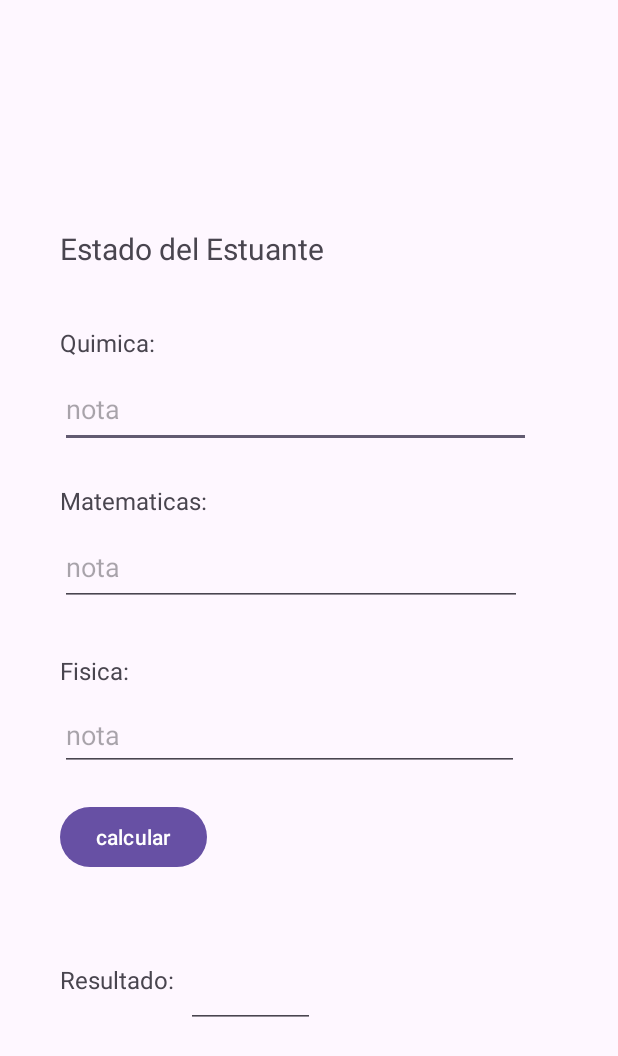
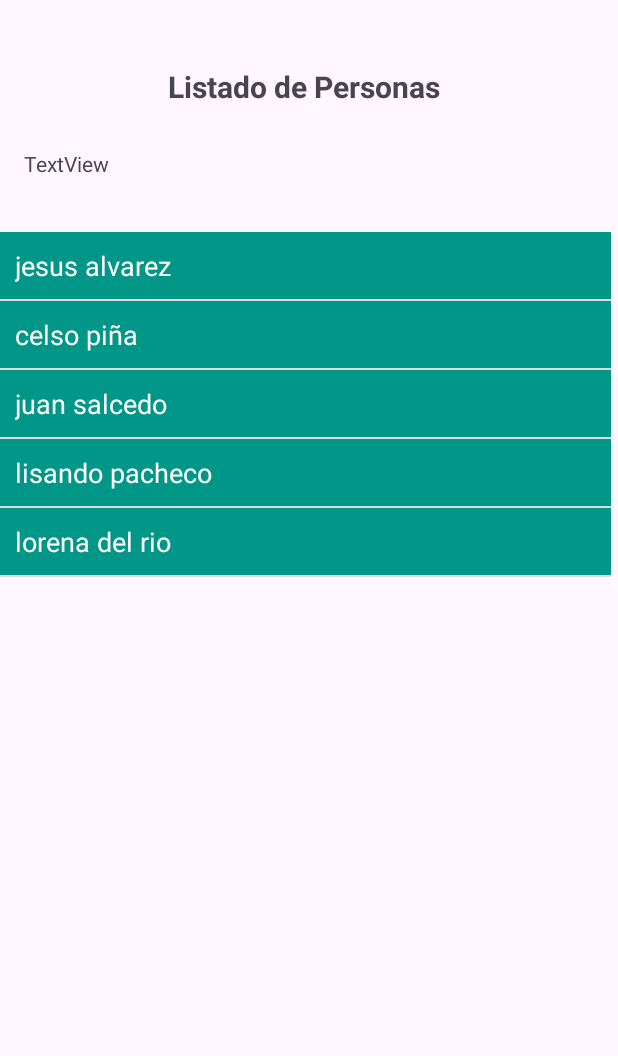
Before and after one commit to jotaalvarezz/androidStudio_apps, an Android app: the screen it shows after launch (MainActivity), on a phone screen of 412 x 824 dp. Shown: the top 1056 px of the screen. Run offline under Robolectric (Android 15) with nearby library versions, the phone set to English and light mode, and no system bars.

Commit message:
listview terminado

```diff
--- a/app/src/main/java/com/example/myapplication/MainActivity.java
+++ b/app/src/main/java/com/example/myapplication/MainActivity.java
@@ -2,34 +2,53 @@ package com.example.myapplication;
 
 import android.os.Bundle;
 import android.view.View;
+import android.widget.AdapterView;
+import android.widget.ArrayAdapter;
 import android.widget.EditText;
+import android.widget.ListView;
 import android.widget.TextView;
+import android.widget.Toast;
 
 import androidx.activity.EdgeToEdge;
 import androidx.appcompat.app.AppCompatActivity;
 import androidx.core.graphics.Insets;
 import androidx.core.view.ViewCompat;
 import androidx.core.view.WindowInsetsCompat;
-
 import java.math.BigDecimal;
+import java.util.ArrayList;
 
 public class MainActivity extends AppCompatActivity {
-    private EditText edt1;
-    private EditText edt2;
-    private EditText edt3;
-    private EditText edt4;
-    private TextView tw1;
+    private ListView lv;
+    private TextView txt_res;
+    private Object[][] personas = {
+            {"jesus", "alvarez", 29},
+            {"celso", "piña", 36},
+            {"juan", "salcedo", 34},
+            {"lisando", "pacheco", 41},
+            {"lorena", "del rio", 32}
+    };
 
     @Override
     protected void onCreate(Bundle savedInstanceState) {
         super.onCreate(savedInstanceState);
         EdgeToEdge.enable(this);
         setContentView(R.layout.activity_main);
-        edt1 = (EditText) findViewById(R.id.text_value1);
-        edt2 = (EditText) findViewById(R.id.text_value2);
-        edt3 = (EditText) findViewById(R.id.text_value3);
-        edt4 = (EditText) findViewById(R.id.editTextText);
-        tw1 = (TextView) findViewById(R.id.textView6);
+        txt_res = (TextView)findViewById(R.id.txt_res);
+        lv = (ListView)findViewById(R.id.list_id);
+        ArrayList<String> names = new ArrayList<>();
+        for (int i = 0; i < personas.length; i++) {
+            Persona persona = new Persona((String)personas[i][0],(String)personas[i][1],(int)personas[i][2]);
+            names.add(persona.getName()+" "+persona.getLast_name());
+        }
+        ArrayAdapter<String> persons = new ArrayAdapter<>(this, R.layout.simple_list_item_jesus,names);
+        lv.setAdapter(persons);
+
+        lv.setOnItemClickListener(new AdapterView.OnItemClickListener() {
+            @Override
+            public void onItemClick(AdapterView<?> adapterView, View view, int i, long l) {
+                txt_res.setText(String.valueOf("nombre: "+lv.getItemAtPosition(i)+", edad:"+personas[i][2]));
+            }
+        });
         ViewCompat.setOnApplyWindowInsetsListener(findViewById(R.id.main), (v, insets) -> {
             Insets systemBars = insets.getInsets(WindowInsetsCompat.Type.systemBars());
             v.setPadding(systemBars.left, systemBars.top, systemBars.right, systemBars.bottom);
@@ -37,28 +56,5 @@ public class MainActivity extends AppCompatActivity {
         });
     }
 
-    public void calculate(View view){
-        String value1 = edt1.getText().toString();
-        String value2 = edt2.getText().toString();
-        String value3 = edt3.getText().toString();
 
-        float prom = 0;
-
-        float note1 = Float.parseFloat(value1);
-        float note2 = Float.parseFloat(value2);
-        float note3 = Float.parseFloat(value3);
-
-        prom = (note1 + note2 + note3) / 3;
-
-        String res = "";
-        String promedio = String.valueOf(prom);
-        if(prom >= 6){
-            res = String.valueOf("aprobado");
-        }else if(prom < 6){
-            res = String.valueOf("reprobado");
-        }
-
-        tw1.setText(res);
-        edt4.setText(promedio);
-    }
 }
--- /dev/null
+++ b/app/src/main/java/com/example/myapplication/Persona.java
@@ -0,0 +1,46 @@
+package com.example.myapplication;
+
+public class Persona {
+    private String name;
+    private String last_name;
+    private int age;
+
+    public Persona(String name, String last_name, int age){
+        this.name = name;
+        this.last_name = last_name;
+        this.age = age;
+    }
+
+    public String getName(){
+        return this.name;
+    }
+
+    public String getLast_name(){
+        return this.last_name;
+    }
+
+    public int getAge(){
+        return this.age;
+    }
+
+    public void setAge(int age) {
+        this.age = age;
+    }
+
+    public void setLast_name(String last_name) {
+        this.last_name = last_name;
+    }
+
+    public void setName(String name) {
+        this.name = name;
+    }
+
+    @Override
+    public String toString() {
+        return "Persona{" +
+                "name='" + name + '\'' +
+                ", last_name='" + last_name + '\'' +
+                ", age=" + age +
+                '}';
+    }
+}
--- a/app/src/main/res/layout/activity_main.xml
+++ b/app/src/main/res/layout/activity_main.xml
@@ -8,124 +8,32 @@
     tools:context=".MainActivity">
 
     <TextView
-        android:id="@+id/textView"
+        android:id="@+id/txt_title"
         android:layout_width="wrap_content"
         android:layout_height="wrap_content"
-        android:layout_marginStart="40dp"
-        android:layout_marginTop="152dp"
-        android:text="@string/text_status"
+        android:layout_marginStart="112dp"
+        android:layout_marginTop="44dp"
+        android:text="@string/text_tltle"
         android:textSize="20sp"
+        android:textStyle="bold"
         app:layout_constraintStart_toStartOf="parent"
         app:layout_constraintTop_toTopOf="parent" />
 
     <TextView
-        android:id="@+id/textView2"
+        android:id="@+id/txt_res"
         android:layout_width="wrap_content"
         android:layout_height="wrap_content"
-        android:layout_marginStart="40dp"
-        android:layout_marginTop="16dp"
-        android:text="@string/text_quimica"
-        android:textSize="16sp"
+        android:layout_marginStart="16dp"
+        android:layout_marginTop="28dp"
+        android:text="TextView"
         app:layout_constraintStart_toStartOf="parent"
-        app:layout_constraintTop_toBottomOf="@+id/textView6" />
+        app:layout_constraintTop_toBottomOf="@+id/txt_title" />
 
-    <EditText
-        android:id="@+id/text_value1"
-        android:layout_width="314dp"
-        android:layout_height="51dp"
-        android:layout_marginStart="40dp"
-        android:layout_marginTop="8dp"
-        android:ems="10"
-        android:hint="@string/text_hint"
-        android:inputType="numberDecimal"
-        app:layout_constraintStart_toStartOf="parent"
-        app:layout_constraintTop_toBottomOf="@+id/textView2" />
-
-    <EditText
-        android:id="@+id/text_value2"
-        android:layout_width="308dp"
-        android:layout_height="51dp"
-        android:layout_marginStart="40dp"
-        android:layout_marginTop="8dp"
-        android:ems="10"
-        android:hint="@string/text_hint"
-        android:inputType="numberDecimal"
-        app:layout_constraintStart_toStartOf="parent"
-        app:layout_constraintTop_toBottomOf="@+id/textView3" />
-
-    <EditText
-        android:id="@+id/text_value3"
-        android:layout_width="306dp"
-        android:layout_height="48dp"
-        android:layout_marginStart="40dp"
-        android:layout_marginTop="8dp"
-        android:ems="10"
-        android:hint="@string/text_hint"
-        android:inputType="numberDecimal"
-        app:layout_constraintStart_toStartOf="parent"
-        app:layout_constraintTop_toBottomOf="@+id/textView4" />
-
-    <TextView
-        android:id="@+id/textView3"
-        android:layout_width="wrap_content"
-        android:layout_height="wrap_content"
-        android:layout_marginStart="40dp"
-        android:layout_marginTop="24dp"
-        android:text="@string/text_matematicas"
-        android:textSize="16sp"
-        app:layout_constraintStart_toStartOf="parent"
-        app:layout_constraintTop_toBottomOf="@+id/text_value1" />
-
-    <TextView
-        android:id="@+id/textView4"
-        android:layout_width="wrap_content"
-        android:layout_height="wrap_content"
-        android:layout_marginStart="40dp"
-        android:layout_marginTop="32dp"
-        android:text="@string/text_fisica"
-        android:textSize="16sp"
-        app:layout_constraintStart_toStartOf="parent"
-        app:layout_constraintTop_toBottomOf="@+id/text_value2" />
-
-    <Button
-        android:id="@+id/button"
-        android:layout_width="wrap_content"
-        android:layout_height="wrap_content"
-        android:layout_marginStart="40dp"
-        android:layout_marginTop="20dp"
-        android:onClick="calculate"
-        android:text="@string/btn"
-        app:layout_constraintStart_toStartOf="parent"
-        app:layout_constraintTop_toBottomOf="@+id/text_value3" />
-
-    <TextView
-        android:id="@+id/textView5"
-        android:layout_width="wrap_content"
-        android:layout_height="wrap_content"
-        android:layout_marginStart="40dp"
-        android:layout_marginTop="60dp"
-        android:text="@string/text_res"
-        android:textSize="16sp"
-        app:layout_constraintStart_toStartOf="parent"
-        app:layout_constraintTop_toBottomOf="@+id/button" />
-
-    <EditText
-        android:id="@+id/editTextText"
-        android:layout_width="86dp"
-        android:layout_height="43dp"
-        android:layout_marginStart="8dp"
-        android:layout_marginTop="60dp"
-        android:ems="10"
-        android:inputType="text"
-        app:layout_constraintStart_toEndOf="@+id/textView5"
-        app:layout_constraintTop_toBottomOf="@+id/button" />
-
-    <TextView
-        android:id="@+id/textView6"
-        android:layout_width="112dp"
-        android:layout_height="22dp"
-        android:layout_marginStart="40dp"
-        android:textStyle="bold"
-        app:layout_constraintStart_toStartOf="parent"
-        app:layout_constraintTop_toBottomOf="@+id/textView" />
+    <ListView
+        android:id="@+id/list_id"
+        android:layout_width="407dp"
+        android:layout_height="364dp"
+        android:layout_marginTop="36dp"
+        app:layout_constraintTop_toBottomOf="@+id/txt_res"
+        tools:layout_editor_absoluteX="2dp" />
 </androidx.constraintlayout.widget.ConstraintLayout>
--- /dev/null
+++ b/app/src/main/res/layout/simple_list_item_jesus.xml
@@ -0,0 +1,9 @@
+<?xml version="1.0" encoding="utf-8"?>
+<TextView
+    android:layout_width="match_parent"
+    android:layout_height="wrap_content"
+    android:background="#009688"
+    android:textColor="#FFFFFF"
+    android:padding="10sp"
+    android:textSize="18sp"
+    xmlns:android="http://schemas.android.com/apk/res/android" />
--- a/app/src/main/res/values/strings.xml
+++ b/app/src/main/res/values/strings.xml
@@ -1,11 +1,4 @@
 <resources>
     <string name="app_name">My Application</string>
-    <string name="text_status">Estado del Estuante</string>
-    <string name="text_state"></string>
-    <string name="text_quimica">Quimica:</string>
-    <string name="text_matematicas">Matematicas:</string>
-    <string name="text_fisica">Fisica:</string>
-    <string name="text_res">Resultado:</string>
-    <string name="text_hint">nota</string>
-    <string name="btn">calcular</string>
+    <string name="text_tltle">Listado de Personas</string>
 </resources>
```
